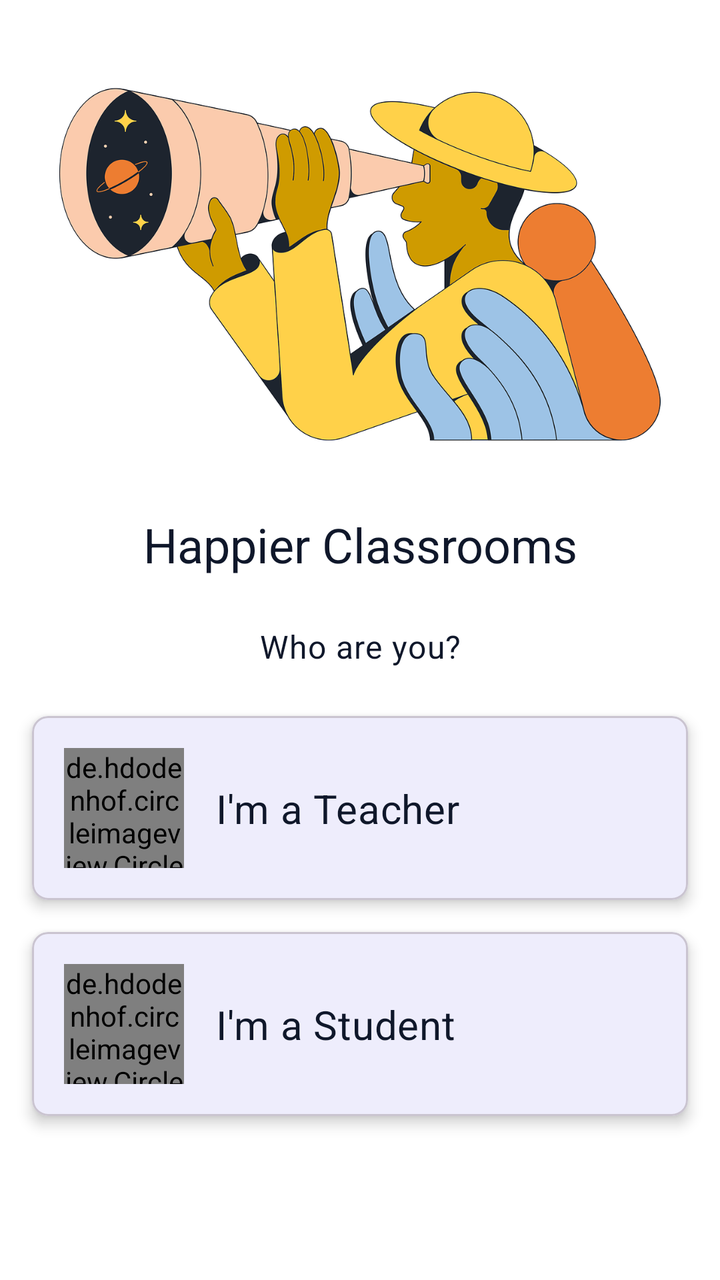
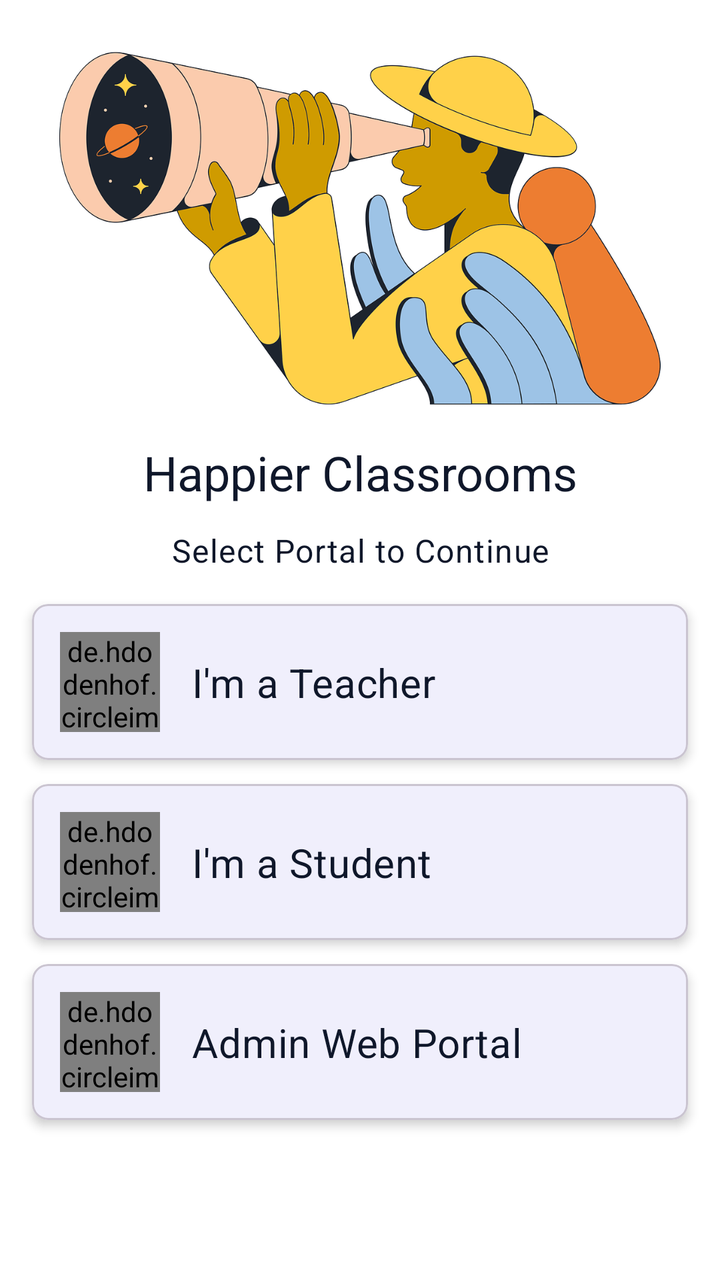

Two renders of the same Android screen: before a commit and after it. Below are the layout's source before the change and the commit's diff.
<!-- AndroidManifest.xml: application theme Theme.Reater -->
<!-- res/layout/fragment_auth_intro.xml -->
<?xml version="1.0" encoding="utf-8"?>
<androidx.constraintlayout.widget.ConstraintLayout
    xmlns:android="http://schemas.android.com/apk/res/android"
    xmlns:app="http://schemas.android.com/apk/res-auto"
    xmlns:tools="http://schemas.android.com/tools"
    android:background="?attr/colorSurface"
    android:layout_width="match_parent"
    android:layout_height="match_parent"
    tools:context=".AuthIntroFragment">

    <ImageView
        android:id="@+id/imageView29"
        android:layout_width="0dp"
        android:layout_height="200dp"
        android:layout_marginStart="16dp"
        android:layout_marginTop="32dp"
        android:layout_marginEnd="16dp"
        android:scaleType="centerCrop"
        android:src="@drawable/telescope"
        app:layout_constraintEnd_toEndOf="parent"
        app:layout_constraintStart_toStartOf="parent"
        app:layout_constraintTop_toTopOf="parent" />

    <TextView
        android:id="@+id/textView49"
        android:layout_width="0dp"
        android:layout_height="wrap_content"
        android:layout_marginTop="24dp"
        android:gravity="center"
        android:text="Happier Classrooms"
        android:textAppearance="@style/TextAppearance.MaterialComponents.Headline5"
        android:textColor="?attr/colorOnSurface"
        app:layout_constraintEnd_toEndOf="parent"
        app:layout_constraintStart_toStartOf="parent"
        app:layout_constraintTop_toBottomOf="@+id/imageView29" />

    <TextView
        android:id="@+id/textView55"
        android:layout_width="0dp"
        android:layout_height="wrap_content"
        android:layout_marginStart="32dp"
        android:layout_marginTop="24dp"
        android:layout_marginEnd="32dp"
        android:gravity="center"
        android:text="Who are you?"
        android:textAppearance="@style/TextAppearance.MaterialComponents.Body1"
        android:textColor="?attr/colorOnSurface"
        app:layout_constraintEnd_toEndOf="parent"
        app:layout_constraintStart_toStartOf="parent"
        app:layout_constraintTop_toBottomOf="@+id/textView49" />

    <com.google.android.material.card.MaterialCardView
        android:id="@+id/teacher_box"
        android:layout_width="0dp"
        android:layout_height="wrap_content"
        android:layout_marginStart="16dp"
        android:layout_marginTop="24dp"
        android:layout_marginEnd="16dp"
        android:clickable="true"
        android:focusable="true"
        app:cardCornerRadius="8dp"
        app:cardElevation="4dp"
        app:layout_constraintEnd_toEndOf="parent"
        app:layout_constraintStart_toStartOf="parent"
        app:layout_constraintTop_toBottomOf="@+id/textView55">

        <androidx.constraintlayout.widget.ConstraintLayout
            android:layout_width="match_parent"
            android:layout_height="wrap_content"
            android:padding="16dp">

            <de.hdodenhof.circleimageview.CircleImageView
                android:id="@+id/imageView32"
                android:layout_width="60dp"
                android:layout_height="60dp"
                android:src="@drawable/house"
                app:civ_border_color="@color/colorPrimary"
                app:civ_border_width="1dp"
                app:layout_constraintBottom_toBottomOf="parent"
                app:layout_constraintStart_toStartOf="parent"
                app:layout_constraintTop_toTopOf="parent" />

            <TextView
                android:id="@+id/textView50"
                android:layout_width="0dp"
                android:layout_height="wrap_content"
                android:layout_marginStart="16dp"
                android:text="I'm a Teacher"
                android:textAppearance="@style/TextAppearance.MaterialComponents.Headline6"
                android:textColor="?attr/colorOnSurface"
                app:layout_constraintBottom_toBottomOf="parent"
                app:layout_constraintEnd_toEndOf="parent"
                app:layout_constraintStart_toEndOf="@+id/imageView32"
                app:layout_constraintTop_toTopOf="parent" />
        </androidx.constraintlayout.widget.ConstraintLayout>
    </com.google.android.material.card.MaterialCardView>

    <com.google.android.material.card.MaterialCardView
        android:id="@+id/student_box"
        android:layout_width="0dp"
        android:layout_height="wrap_content"
        android:layout_marginStart="16dp"
        android:layout_marginTop="16dp"
        android:layout_marginEnd="16dp"
        android:clickable="true"
        android:focusable="true"
        app:cardCornerRadius="8dp"
        app:cardElevation="4dp"
        app:layout_constraintEnd_toEndOf="parent"
        app:layout_constraintStart_toStartOf="parent"
        app:layout_constraintTop_toBottomOf="@+id/teacher_box">

        <androidx.constraintlayout.widget.ConstraintLayout
            android:layout_width="match_parent"
            android:layout_height="wrap_content"
            android:padding="16dp">

            <de.hdodenhof.circleimageview.CircleImageView
                android:id="@+id/imageView34"
                android:layout_width="60dp"
                android:layout_height="60dp"
                android:src="@drawable/key"
                app:civ_border_color="@color/colorPrimary"
                app:civ_border_width="1dp"
                app:layout_constraintBottom_toBottomOf="parent"
                app:layout_constraintStart_toStartOf="parent"
                app:layout_constraintTop_toTopOf="parent" />

            <TextView
                android:id="@+id/textView53"
                android:layout_width="0dp"
                android:layout_height="wrap_content"
                android:layout_marginStart="16dp"
                android:text="I'm a Student"
                android:textAppearance="@style/TextAppearance.MaterialComponents.Headline6"
                android:textColor="?attr/colorOnSurface"
                app:layout_constraintBottom_toBottomOf="parent"
                app:layout_constraintEnd_toEndOf="parent"
                app:layout_constraintStart_toEndOf="@+id/imageView34"
                app:layout_constraintTop_toTopOf="parent" />
        </androidx.constraintlayout.widget.ConstraintLayout>
    </com.google.android.material.card.MaterialCardView>

    <com.google.android.material.button.MaterialButton
        android:id="@+id/continue_button"
        android:layout_width="0dp"
        android:layout_height="wrap_content"
        android:layout_marginStart="16dp"
        android:layout_marginEnd="16dp"
        android:layout_marginBottom="32dp"
        android:padding="12dp"
        android:visibility="gone"
        android:text="Continue"
        app:cornerRadius="8dp"
        app:layout_constraintBottom_toBottomOf="parent"
        app:layout_constraintEnd_toEndOf="parent"
        app:layout_constraintStart_toStartOf="parent" />

</androidx.constraintlayout.widget.ConstraintLayout>
<!-- resources referenced by this layout -->
<resources>
  <color name="colorPrimary">#1976D2</color>
  <!-- drawable house: jpg bitmap (drawable-v24, 132831 bytes) -->
  <!-- drawable key: png bitmap (drawable-v24, 29708 bytes) -->
  <!-- drawable telescope: png bitmap (drawable, 212840 bytes) -->
  <style name="Theme.Reater" parent="Theme.Material3.DayNight.NoActionBar">
          
          <item name="colorPrimary">@color/academic_indigo</item>
          <item name="colorOnPrimary">@color/white</item>
          <item name="colorPrimaryContainer">@color/academic_indigo_bg</item>
          <item name="colorOnPrimaryContainer">@color/academic_indigo</item>
          <item name="colorSecondary">@color/academic_emerald</item>
          <item name="colorOnSecondary">@color/white</item>
          <item name="colorSecondaryContainer">@color/academic_emerald_bg</item>
          <item name="colorOnSecondaryContainer">@color/academic_emerald</item>
          <item name="colorTertiary">@color/academic_amber</item>
          <item name="colorOnTertiary">@color/white</item>
          <item name="colorTertiaryContainer">@color/academic_amber_bg</item>
          <item name="colorOnTertiaryContainer">@color/academic_amber</item>
          <item name="colorError">@color/colorError</item>
          <item name="colorOnError">@color/colorOnError</item>
          <item name="colorSurface">@color/academic_card</item>
          <item name="colorOnSurface">@color/academic_text_primary</item>
          <item name="colorSurfaceVariant">@color/academic_stroke_light</item>
          <item name="colorOnSurfaceVariant">@color/academic_text_secondary</item>
  
          
          <item name="android:colorBackground">@color/academic_canvas</item>
          <item name="android:statusBarColor" tools:targetApi="m">@color/academic_canvas</item>
          <item name="android:windowLightStatusBar" tools:targetApi="m">true</item>
  
          
          <item name="android:fontFamily">sans-serif</item>
      </style>
  <color name="academic_indigo">#4F46E5</color>
  <color name="white">#FFFFFF</color>
  <color name="academic_indigo_bg">#EEF2FF</color>
  <color name="academic_emerald">#059669</color>
  <color name="academic_emerald_bg">#ECFDF5</color>
  <color name="academic_amber">#D97706</color>
  <color name="academic_amber_bg">#FFFBEB</color>
  <color name="colorError">#D32F2F</color>
  <color name="colorOnError">#FFFFFF</color>
  <color name="academic_card">#FFFFFF</color>
  <color name="academic_text_primary">#0F172A</color>
  <color name="academic_stroke_light">#F1F5F9</color>
  <color name="academic_text_secondary">#64748B</color>
  <color name="academic_canvas">#F8FAFC</color>
</resources>

<!-- the commit's change to res/layout/fragment_auth_intro.xml (unified diff, before → after) -->
@@ -11,9 +11,9 @@
     <ImageView
         android:id="@+id/imageView29"
         android:layout_width="0dp"
-        android:layout_height="200dp"
+        android:layout_height="180dp"
         android:layout_marginStart="16dp"
-        android:layout_marginTop="32dp"
+        android:layout_marginTop="24dp"
         android:layout_marginEnd="16dp"
         android:scaleType="centerCrop"
         android:src="@drawable/telescope"
@@ -25,7 +25,7 @@
         android:id="@+id/textView49"
         android:layout_width="0dp"
         android:layout_height="wrap_content"
-        android:layout_marginTop="24dp"
+        android:layout_marginTop="16dp"
         android:gravity="center"
         android:text="Happier Classrooms"
         android:textAppearance="@style/TextAppearance.MaterialComponents.Headline5"
@@ -39,10 +39,10 @@
         android:layout_width="0dp"
         android:layout_height="wrap_content"
         android:layout_marginStart="32dp"
-        android:layout_marginTop="24dp"
+        android:layout_marginTop="12dp"
         android:layout_marginEnd="32dp"
         android:gravity="center"
-        android:text="Who are you?"
+        android:text="Select Portal to Continue"
         android:textAppearance="@style/TextAppearance.MaterialComponents.Body1"
         android:textColor="?attr/colorOnSurface"
         app:layout_constraintEnd_toEndOf="parent"
@@ -54,12 +54,12 @@
         android:layout_width="0dp"
         android:layout_height="wrap_content"
         android:layout_marginStart="16dp"
-        android:layout_marginTop="24dp"
+        android:layout_marginTop="16dp"
         android:layout_marginEnd="16dp"
         android:clickable="true"
         android:focusable="true"
         app:cardCornerRadius="8dp"
-        app:cardElevation="4dp"
+        app:cardElevation="3dp"
         app:layout_constraintEnd_toEndOf="parent"
         app:layout_constraintStart_toStartOf="parent"
         app:layout_constraintTop_toBottomOf="@+id/textView55">
@@ -67,12 +67,12 @@
         <androidx.constraintlayout.widget.ConstraintLayout
             android:layout_width="match_parent"
             android:layout_height="wrap_content"
-            android:padding="16dp">
+            android:padding="14dp">
 
             <de.hdodenhof.circleimageview.CircleImageView
                 android:id="@+id/imageView32"
-                android:layout_width="60dp"
-                android:layout_height="60dp"
+                android:layout_width="50dp"
+                android:layout_height="50dp"
                 android:src="@drawable/house"
                 app:civ_border_color="@color/colorPrimary"
                 app:civ_border_width="1dp"
@@ -100,12 +100,12 @@
         android:layout_width="0dp"
         android:layout_height="wrap_content"
         android:layout_marginStart="16dp"
-        android:layout_marginTop="16dp"
+        android:layout_marginTop="12dp"
         android:layout_marginEnd="16dp"
         android:clickable="true"
         android:focusable="true"
         app:cardCornerRadius="8dp"
-        app:cardElevation="4dp"
+        app:cardElevation="3dp"
         app:layout_constraintEnd_toEndOf="parent"
         app:layout_constraintStart_toStartOf="parent"
         app:layout_constraintTop_toBottomOf="@+id/teacher_box">
@@ -113,12 +113,12 @@
         <androidx.constraintlayout.widget.ConstraintLayout
             android:layout_width="match_parent"
             android:layout_height="wrap_content"
-            android:padding="16dp">
+            android:padding="14dp">
 
             <de.hdodenhof.circleimageview.CircleImageView
                 android:id="@+id/imageView34"
-                android:layout_width="60dp"
-                android:layout_height="60dp"
+                android:layout_width="50dp"
+                android:layout_height="50dp"
                 android:src="@drawable/key"
                 app:civ_border_color="@color/colorPrimary"
                 app:civ_border_width="1dp"
@@ -141,19 +141,50 @@
         </androidx.constraintlayout.widget.ConstraintLayout>
     </com.google.android.material.card.MaterialCardView>
 
-    <com.google.android.material.button.MaterialButton
-        android:id="@+id/continue_button"
+    <com.google.android.material.card.MaterialCardView
+        android:id="@+id/admin_box"
         android:layout_width="0dp"
         android:layout_height="wrap_content"
         android:layout_marginStart="16dp"
+        android:layout_marginTop="12dp"
         android:layout_marginEnd="16dp"
-        android:layout_marginBottom="32dp"
-        android:padding="12dp"
-        android:visibility="gone"
-        android:text="Continue"
-        app:cornerRadius="8dp"
-        app:layout_constraintBottom_toBottomOf="parent"
+        android:clickable="true"
+        android:focusable="true"
+        app:cardCornerRadius="8dp"
+        app:cardElevation="3dp"
         app:layout_constraintEnd_toEndOf="parent"
-        app:layout_constraintStart_toStartOf="parent" />
+        app:layout_constraintStart_toStartOf="parent"
+        app:layout_constraintTop_toBottomOf="@+id/student_box">
+
+        <androidx.constraintlayout.widget.ConstraintLayout
+            android:layout_width="match_parent"
+            android:layout_height="wrap_content"
+            android:padding="14dp">
+
+            <de.hdodenhof.circleimageview.CircleImageView
+                android:id="@+id/imageViewAdmin"
+                android:layout_width="50dp"
+                android:layout_height="50dp"
+                android:src="@drawable/telescope"
+                app:civ_border_color="@color/colorPrimary"
+                app:civ_border_width="1dp"
+                app:layout_constraintBottom_toBottomOf="parent"
+                app:layout_constraintStart_toStartOf="parent"
+                app:layout_constraintTop_toTopOf="parent" />
+
+            <TextView
+                android:id="@+id/textViewAdmin"
+                android:layout_width="0dp"
+                android:layout_height="wrap_content"
+                android:layout_marginStart="16dp"
+                android:text="Admin Web Portal"
+                android:textAppearance="@style/TextAppearance.MaterialComponents.Headline6"
+                android:textColor="?attr/colorOnSurface"
+                app:layout_constraintBottom_toBottomOf="parent"
+                app:layout_constraintEnd_toEndOf="parent"
+                app:layout_constraintStart_toEndOf="@+id/imageViewAdmin"
+                app:layout_constraintTop_toTopOf="parent" />
+        </androidx.constraintlayout.widget.ConstraintLayout>
+    </com.google.android.material.card.MaterialCardView>
 
 </androidx.constraintlayout.widget.ConstraintLayout>
